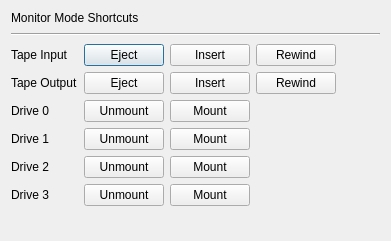
Before: the Qt Designer form launcher/src/toolswindow.ui in ivop/osiemu, drawn with Qt 5.
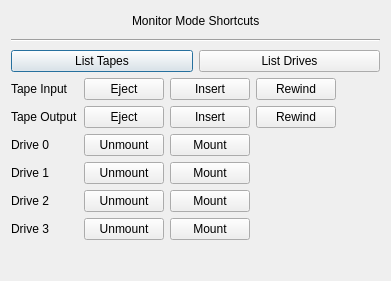
After: the same form once the commit is applied.

Commit message: gui: add list tapes and list drives buttons to toolswindow.

Diff of the .ui file:
```diff
--- a/launcher/src/toolswindow.ui
+++ b/launcher/src/toolswindow.ui
@@ -7,7 +7,7 @@
     <x>0</x>
     <y>0</y>
     <width>391</width>
-    <height>241</height>
+    <height>281</height>
    </rect>
   </property>
   <property name="windowTitle">
@@ -15,11 +15,41 @@
   </property>
   <layout class="QVBoxLayout" name="verticalLayout">
    <item>
-    <widget class="QLabel" name="label_7">
-     <property name="text">
-      <string>Monitor Mode Shortcuts</string>
-     </property>
-    </widget>
+    <layout class="QHBoxLayout" name="horizontalLayout_3">
+     <item>
+      <spacer name="horizontalSpacer_3">
+       <property name="orientation">
+        <enum>Qt::Horizontal</enum>
+       </property>
+       <property name="sizeHint" stdset="0">
+        <size>
+         <width>40</width>
+         <height>20</height>
+        </size>
+       </property>
+      </spacer>
+     </item>
+     <item>
+      <widget class="QLabel" name="label_7">
+       <property name="text">
+        <string>Monitor Mode Shortcuts</string>
+       </property>
+      </widget>
+     </item>
+     <item>
+      <spacer name="horizontalSpacer_4">
+       <property name="orientation">
+        <enum>Qt::Horizontal</enum>
+       </property>
+       <property name="sizeHint" stdset="0">
+        <size>
+         <width>40</width>
+         <height>20</height>
+        </size>
+       </property>
+      </spacer>
+     </item>
+    </layout>
    </item>
    <item>
     <widget class="QLabel" name="label_8">
@@ -39,6 +69,24 @@
      </property>
     </widget>
    </item>
+   <item>
+    <layout class="QHBoxLayout" name="horizontalLayout">
+     <item>
+      <widget class="QPushButton" name="button_list_tapes">
+       <property name="text">
+        <string>List Tapes</string>
+       </property>
+      </widget>
+     </item>
+     <item>
+      <widget class="QPushButton" name="button_list_drives">
+       <property name="text">
+        <string>List Drives</string>
+       </property>
+      </widget>
+     </item>
+    </layout>
+   </item>
    <item>
     <layout class="QGridLayout" name="gridLayout">
      <item row="0" column="1">
```
The commit also changes 2 other files.
